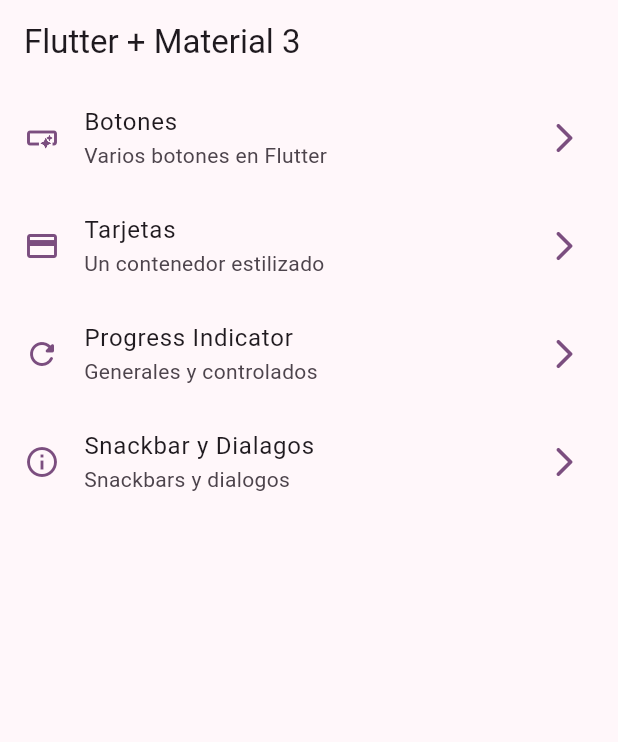
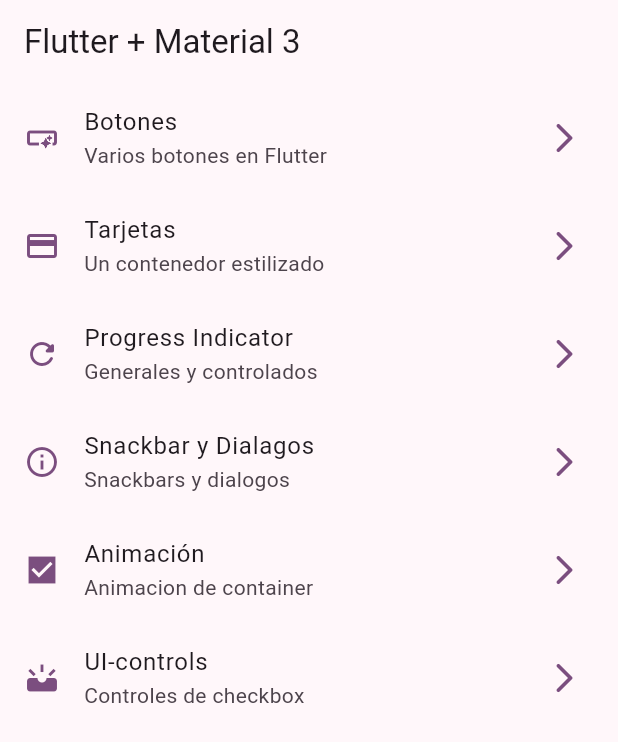
Before and after one commit to darioarellanocardenas/widgetsapp, a Flutter app: the screen it shows after launch, on a phone screen of 412 x 824 dp. Shown: the top 742 px of the screen. Run offline on Flutter 3.47's test engine with Material 2 defaults, Android fonts, the phone set to English and light mode, and no system bars; our stand-ins replace go_router.

```diff
--- a/lib/config/menu/menu_items.dart
+++ b/lib/config/menu/menu_items.dart
@@ -34,4 +34,14 @@ const appMenuItems = <MenuItem>[
       subTitle: 'Snackbars y dialogos',
       link: '/snackbar',
       icon: Icons.info_outline),
+  MenuItem(
+      title: 'Animación',
+      subTitle: 'Animacion de container',
+      link: '/animated',
+      icon: Icons.check_box_sharp),
+  MenuItem(
+      title: 'UI-controls',
+      subTitle: 'Controles de checkbox',
+      link: '/ui-controls',
+      icon: Icons.upcoming),
 ];
--- a/lib/config/router/app_router.dart
+++ b/lib/config/router/app_router.dart
@@ -30,5 +30,15 @@ final appRouter = GoRouter(
       name: SnackbarScreen.name,
       builder: (context, state) => SnackbarScreen(),
     ),
+    GoRoute(
+      path: '/animated',
+      name: AnimatedScreen.name,
+      builder: (context, state) => AnimatedScreen(),
+    ),
+    GoRoute(
+      path: '/ui-controls',
+      name: UiControlsScreen.name,
+      builder: (context, state) => UiControlsScreen(),
+    ),
   ],
 );
```
Also changed, not shown: lib/presentation/screens/animated/animated_screen.dart (+46 -2 lines), lib/presentation/screens/ui_controls/ui_controls_screen.dart (+103 -1 lines).
